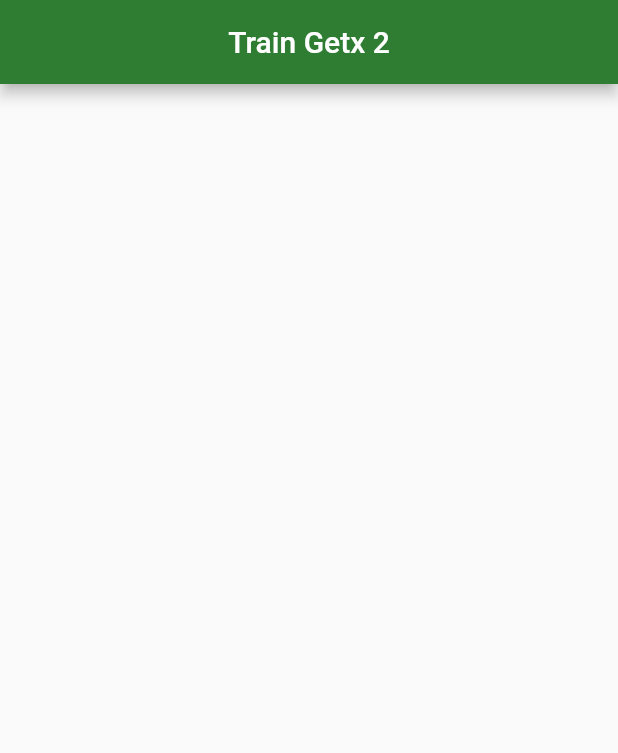
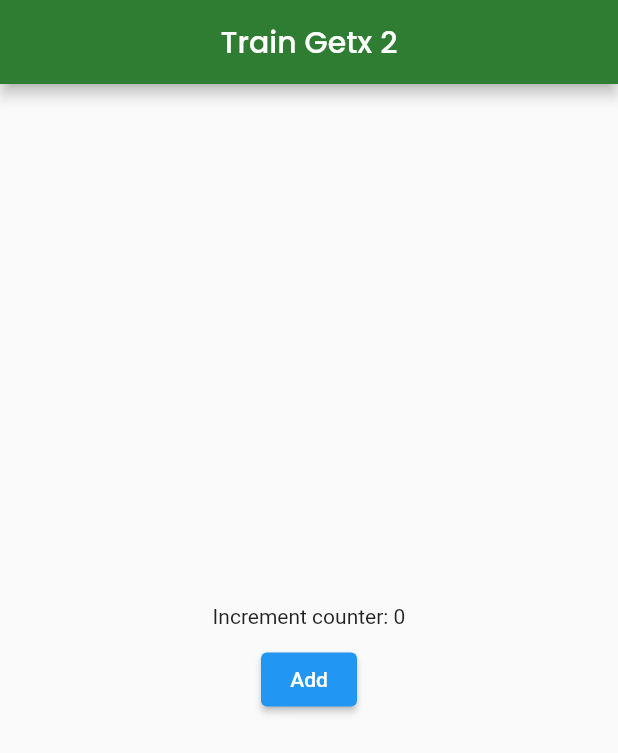
Before and after one commit to ozaenzenzen/latihan-flutter-getx2, a Flutter app: the screen it shows after launch, on a phone screen of 412 x 824 dp. Shown: the top 753 px of the screen. Run offline on Flutter 3.47's test engine with Material 2 defaults, Android fonts, the phone set to English and light mode, and no system bars; our stand-ins replace get, google_fonts.

Commit message:
update homepage

```diff
--- a/lib/homepage.dart
+++ b/lib/homepage.dart
@@ -1,7 +1,8 @@
 import 'package:flutter/material.dart';
+import 'package:google_fonts/google_fonts.dart';
 
 class HomePage extends StatefulWidget {
-  const HomePage({ Key? key }) : super(key: key);
+  const HomePage({Key? key}) : super(key: key);
 
   @override
   _HomePageState createState() => _HomePageState();
@@ -12,9 +13,26 @@ class _HomePageState extends State<HomePage> {
   Widget build(BuildContext context) {
     return Scaffold(
       appBar: AppBar(
-        title: const Text("Train Getx 2"),
+        title: Text(
+          "Train Getx 2",
+          style: GoogleFonts.poppins(),
+        ),
         backgroundColor: Colors.green.shade800,
         centerTitle: true,
+      ),
+      body: Container(
+        alignment: Alignment.center,
+        child: Column(
+          mainAxisAlignment: MainAxisAlignment.center,
+          children: [
+            const Text("Increment counter: 0"),
+            const SizedBox(height: 10),
+            ElevatedButton(
+              onPressed: () {},
+              child: const Text("Add"),
+            ),
+          ],
+        ),
       ),
     );
   }
```
